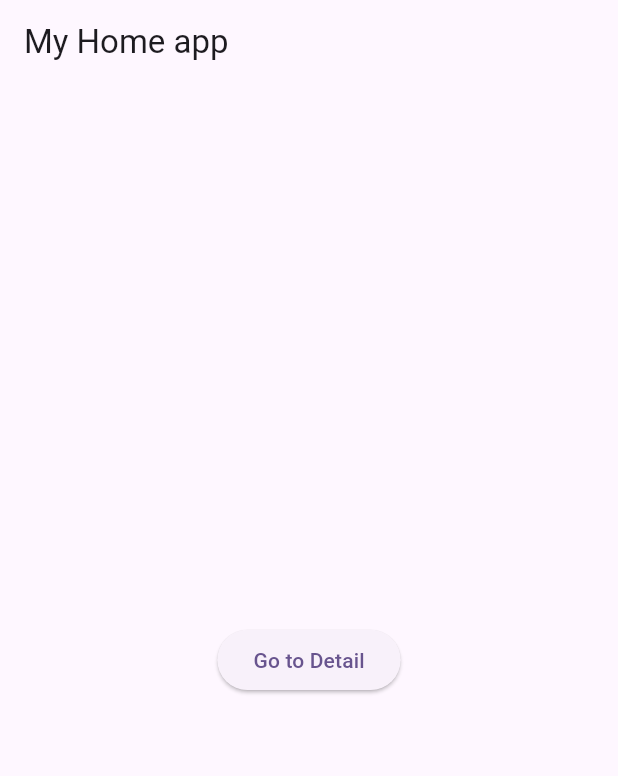
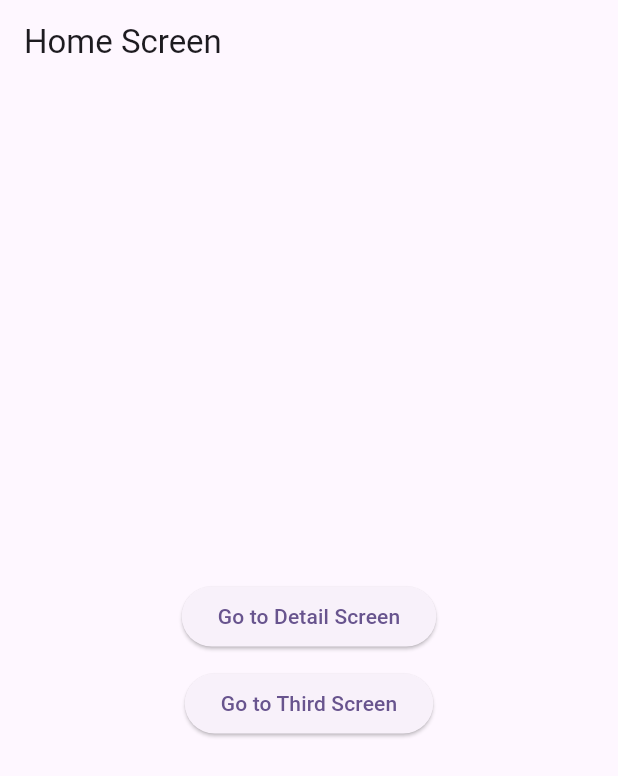
Before and after one commit to Thanaruk12/navigate_route, a Flutter app: the screen it shows after launch, on a phone screen of 412 x 824 dp. Shown: the top 776 px of the screen. Run offline on Flutter 3.47's test engine with Material 3 defaults, Android fonts, the phone set to English and light mode, and no system bars.

Commit message:
update message

```diff
--- a/lib/home_screens.dart
+++ /dev/null
@@ -1,31 +0,0 @@
-import 'package:flutter/material.dart';
-import 'package:navigate_route/detail_screens.dart';
-
-class HomeScreen extends StatelessWidget {
-  static const routeName = '/';
-  HomeScreen({super.key});
-
-  @override
-  Widget build(BuildContext context) {
-    return Scaffold(
-      appBar: AppBar(title: Text('My Home app')),
-      body: Center(
-        child: ElevatedButton(
-          onPressed: () async {
-            final result = await Navigator.pushNamed(
-              context,
-              DetailScreen.routeName,
-              arguments: {
-                // ส่ง arguments เป็น Map
-                'id': 'ARG-789',
-                'title': 'ข้อมูลจาก Named Route Args',
-              },
-            );
-            print('รับค่ากลับ$result');
-          },
-          child: const Text('Go to Detail'),
-        ),
-      ),
-    );
-  }
-}
--- a/lib/main.dart
+++ b/lib/main.dart
@@ -1,6 +1,7 @@
 import 'package:flutter/material.dart';
-import 'package:navigate_route/detail_screens.dart';
-import 'package:navigate_route/home_screens.dart';
+import 'package:navigate_route/screens/detail_screen.dart';
+import 'package:navigate_route/screens/home_screen.dart';
+import 'package:navigate_route/screens/third_screen.dart';
 
 void main() {
   runApp(const MyApp());
@@ -9,19 +10,18 @@ void main() {
 class MyApp extends StatelessWidget {
   const MyApp({super.key});
 
-
   @override
   Widget build(BuildContext context) {
     return MaterialApp(
       title: 'Flutter Demo',
       theme: ThemeData(
-
         colorScheme: ColorScheme.fromSeed(seedColor: Colors.deepPurple),
       ),
       initialRoute: HomeScreen.routeName,
-      routes :{
-        HomeScreen.routeName  : (context)=> HomeScreen(),
-        DetailScreen.routeName : (context)=>const DetailScreen()
+      routes: {
+        HomeScreen.routeName: (context) => HomeScreen(),
+        DetailScreen.routeName: (context) => DetailScreen(),
+        ThirdScreen.routeName: (context) => ThirdScreen(),
       },
     );
   }
--- /dev/null
+++ b/lib/screens/home_screen.dart
@@ -0,0 +1,51 @@
+import 'package:flutter/material.dart';
+import 'package:navigate_route/screens/detail_screen.dart';
+import 'package:navigate_route/screens/third_screen.dart';
+
+class HomeScreen extends StatelessWidget {
+  static String routeName = '/';
+  const HomeScreen({super.key});
+
+  @override
+  Widget build(BuildContext context) {
+    return Scaffold(
+      appBar: AppBar(title: Text("Home Screen")),
+      body: Center(
+        child: Column(
+          mainAxisAlignment: MainAxisAlignment.center,
+          children: [
+            ElevatedButton(
+              onPressed: () async {
+                final result = await Navigator.pushNamed(
+                  context,
+                  DetailScreen.routeName,
+                  arguments: {
+                    'ItemId': 'Item1',
+                    'massage': 'Hello from Homescreen',
+                  },
+                );
+                print('returned result: $result');
+              },
+              child: Text('Go to Detail Screen'),
+            ),
+            const SizedBox(height: 10),
+            ElevatedButton(
+              onPressed: () async {
+                final result = await Navigator.pushNamed(
+                  context,
+                  ThirdScreen.routeName,
+                  arguments: {
+                    'ItemId': 'Item2',
+                    'massage': 'Hello from Third Screen',
+                  },
+                );
+                print('returned result: $result');
+              },
+              child: Text('Go to Third Screen'),
+            ),
+          ],
+        ),
+      ),
+    );
+  }
+}
```
Also changed, not shown: lib/screens/detail_screen.dart (renamed from lib/detail_screens.dart, +9 -7 lines), lib/screens/third_screen.dart (added, +34 -0 lines).
